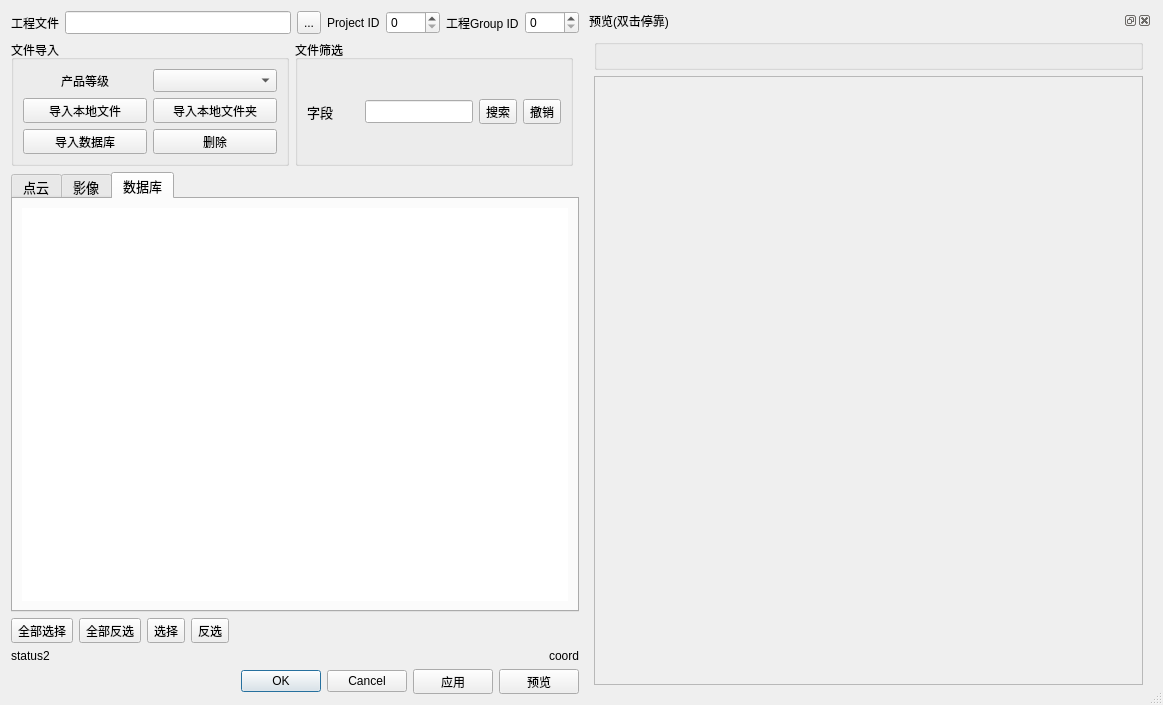
CloudCompare/CloudCompare, file qCC/ui_templates/bdrProjectDlg.ui: the form before one commit.
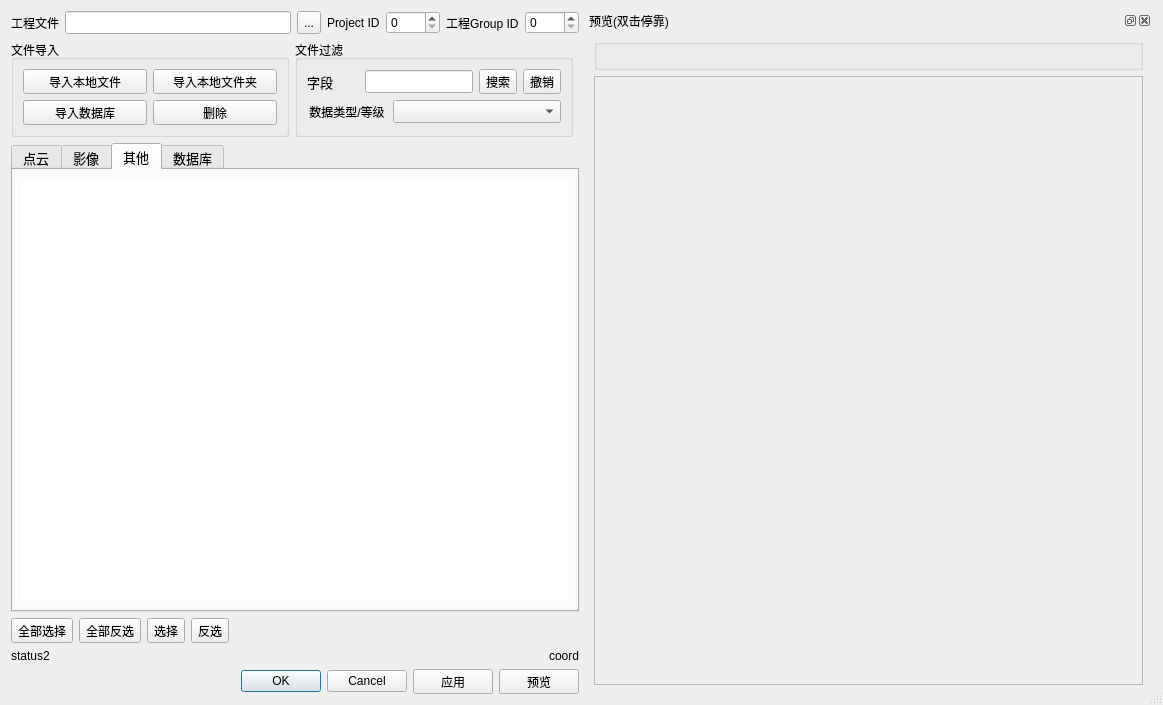
The form after the commit. The open tabs and pages were chosen to show the change. Icons and pictures are not drawn.

```diff
--- a/qCC/ui_templates/bdrProjectDlg.ui
+++ b/qCC/ui_templates/bdrProjectDlg.ui
@@ -174,7 +174,7 @@
           </font>
          </property>
          <property name="title">
-          <string>文件筛选</string>
+          <string>文件过滤</string>
          </property>
          <layout class="QVBoxLayout" name="verticalLayout">
           <item>
@@ -245,6 +245,59 @@
             </item>
            </layout>
           </item>
+          <item>
+           <layout class="QHBoxLayout" name="horizontalLayout_9">
+            <item>
+             <widget class="QLabel" name="label_2">
+              <property name="sizePolicy">
+               <sizepolicy hsizetype="Fixed" vsizetype="Preferred">
+                <horstretch>0</horstretch>
+                <verstretch>0</verstretch>
+               </sizepolicy>
+              </property>
+              <property name="minimumSize">
+               <size>
+                <width>80</width>
+                <height>0</height>
+               </size>
+              </property>
+              <property name="maximumSize">
+               <size>
+                <width>80</width>
+                <height>16777215</height>
+               </size>
+              </property>
+              <property name="font">
+               <font>
+                <pointsize>9</pointsize>
+               </font>
+              </property>
+              <property name="text">
+               <string>数据类型/等级</string>
+              </property>
+              <property name="alignment">
+               <set>Qt::AlignCenter</set>
+              </property>
+             </widget>
+            </item>
+            <item>
+             <widget class="QComboBox" name="productLevelComboBox">
+              <property name="sizePolicy">
+               <sizepolicy hsizetype="MinimumExpanding" vsizetype="Fixed">
+                <horstretch>0</horstretch>
+                <verstretch>0</verstretch>
+               </sizepolicy>
+              </property>
+              <property name="minimumSize">
+               <size>
+                <width>0</width>
+                <height>23</height>
+               </size>
+              </property>
+             </widget>
+            </item>
+           </layout>
+          </item>
          </layout>
         </widget>
        </item>
@@ -284,44 +337,7 @@
           <string>文件导入</string>
          </property>
          <layout class="QGridLayout" name="gridLayout_3">
-          <item row="0" column="0">
-           <widget class="QLabel" name="label_2">
-            <property name="sizePolicy">
-             <sizepolicy hsizetype="MinimumExpanding" vsizetype="Preferred">
-              <horstretch>0</horstretch>
-              <verstretch>0</verstretch>
-             </sizepolicy>
-            </property>
-            <property name="font">
-             <font>
-              <pointsize>9</pointsize>
-             </font>
-            </property>
-            <property name="text">
-             <string>产品等级</string>
-            </property>
-            <property name="alignment">
-             <set>Qt::AlignCenter</set>
-            </property>
-           </widget>
-          </item>
-          <item row="0" column="1">
-           <widget class="QComboBox" name="productLevelComboBox">
-            <property name="sizePolicy">
-             <sizepolicy hsizetype="MinimumExpanding" vsizetype="Fixed">
-              <horstretch>0</horstretch>
-              <verstretch>0</verstretch>
-             </sizepolicy>
-            </property>
-            <property name="minimumSize">
-             <size>
-              <width>0</width>
-              <height>23</height>
-             </size>
-            </property>
-           </widget>
-          </item>
-          <item row="1" column="0">
+          <item row="4" column="0">
            <widget class="QToolButton" name="importLocalFileToolButton">
             <property name="sizePolicy">
              <sizepolicy hsizetype="MinimumExpanding" vsizetype="Fixed">
@@ -345,7 +361,7 @@
             </property>
            </widget>
           </item>
-          <item row="1" column="1">
+          <item row="4" column="1">
            <widget class="QToolButton" name="importLocalFolderToolButton">
             <property name="sizePolicy">
              <sizepolicy hsizetype="MinimumExpanding" vsizetype="Fixed">
@@ -369,7 +385,7 @@
             </property>
            </widget>
           </item>
-          <item row="2" column="0">
+          <item row="5" column="0">
            <widget class="QToolButton" name="importDBToolButton">
             <property name="sizePolicy">
              <sizepolicy hsizetype="MinimumExpanding" vsizetype="Fixed">
@@ -393,7 +409,7 @@
             </property>
            </widget>
           </item>
-          <item row="2" column="1">
+          <item row="5" column="1">
            <widget class="QToolButton" name="importDeleteToolButton">
             <property name="sizePolicy">
              <sizepolicy hsizetype="MinimumExpanding" vsizetype="Fixed">
@@ -424,6 +440,12 @@
      </item>
      <item>
       <widget class="QTabWidget" name="dataFilesTabWidget">
+       <property name="minimumSize">
+        <size>
+         <width>300</width>
+         <height>300</height>
+        </size>
+       </property>
        <property name="font">
         <font>
          <pointsize>10</pointsize>
@@ -488,6 +510,49 @@
         </layout>
        </widget>
        <widget class="QWidget" name="tab_3">
+        <attribute name="icon">
+         <iconset resource="../icones.qrc">
+          <normaloff>:/CC/Stocker/images/stocker/global.png</normaloff>:/CC/Stocker/images/stocker/global.png</iconset>
+        </attribute>
+        <attribute name="title">
+         <string>其他</string>
+        </attribute>
+        <attribute name="toolTip">
+         <string>相机、控制数据等</string>
+        </attribute>
+        <layout class="QGridLayout" name="gridLayout_5">
+         <item row="0" column="0">
+          <widget class="QTableWidget" name="miscsTableWidget">
+           <property name="minimumSize">
+            <size>
+             <width>300</width>
+             <height>300</height>
+            </size>
+           </property>
+           <property name="frameShape">
+            <enum>QFrame::NoFrame</enum>
+           </property>
+           <property name="selectionBehavior">
+            <enum>QAbstractItemView::SelectRows</enum>
+           </property>
+           <property name="sortingEnabled">
+            <bool>true</bool>
+           </property>
+           <property name="rowCount">
+            <number>0</number>
+           </property>
+           <property name="columnCount">
+            <number>0</number>
+           </property>
+          </widget>
+         </item>
+        </layout>
+       </widget>
+       <widget class="QWidget" name="tab_4">
+        <attribute name="icon">
+         <iconset resource="../icones.qrc">
+          <normaloff>:/CC/Stocker/images/stocker/database.png</normaloff>:/CC/Stocker/images/stocker/database.png</iconset>
+        </attribute>
         <attribute name="title">
          <string>数据库</string>
         </attribute>
```
Left out of the diff: 23 changed lines with no effect on the pictures.
